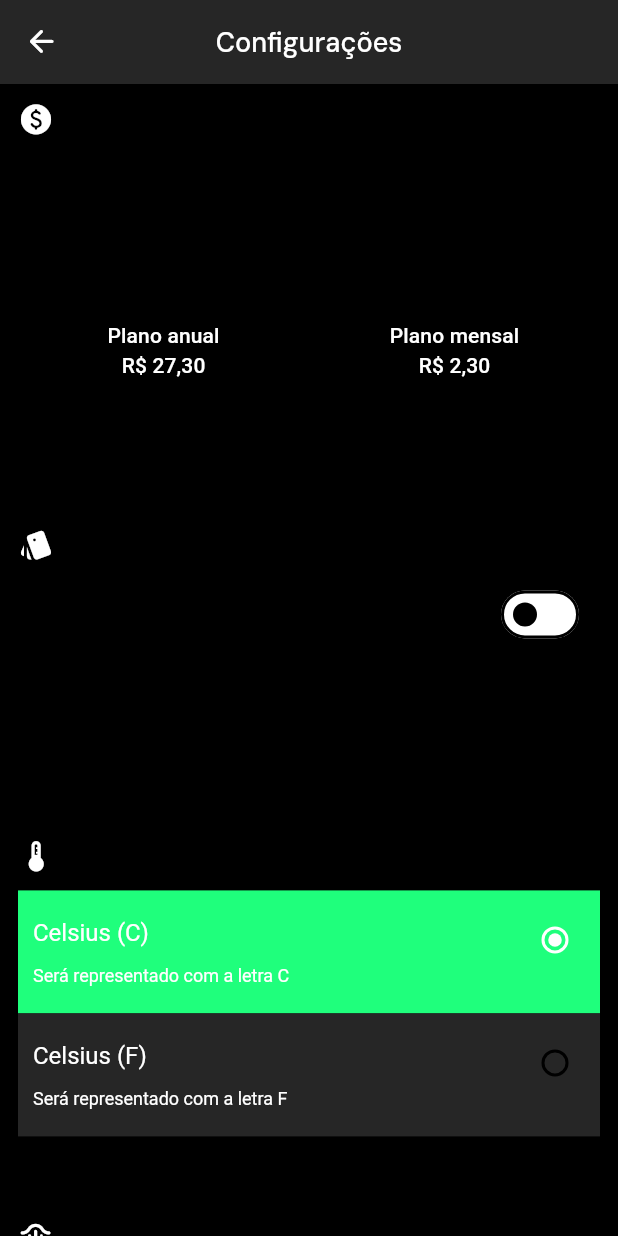
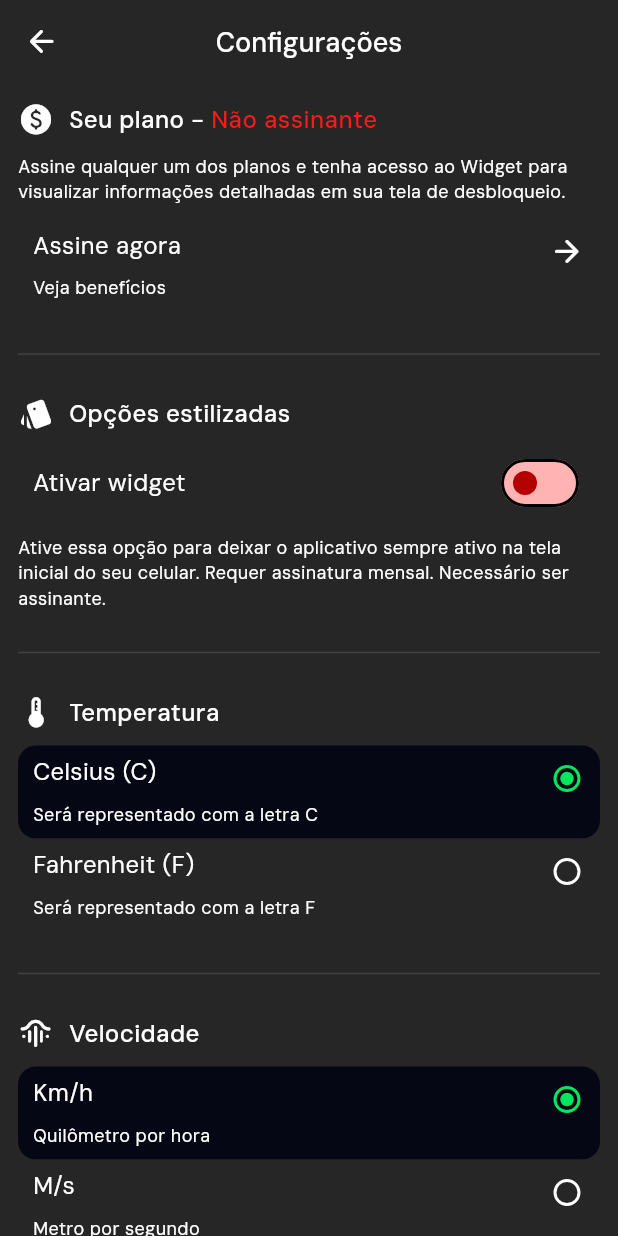
Before and after one commit to guilhermenakazato/cloud-radar, a Flutter app: the ConfigScreen screen opened directly, on a phone screen of 412 x 824 dp. Run offline on Flutter 3.47's test engine with Material 3 defaults, Android fonts, the light colour scheme and no system bars.

Commit message:
[STYLE] Working on config screen

```diff
--- a/lib/components/cloud_autocomplete.dart
+++ b/lib/components/cloud_autocomplete.dart
@@ -1,8 +1,5 @@
 import 'dart:async';
-
-import 'package:cloud_radar/components/list_item.dart';
 import 'package:cloud_radar/components/search_input.dart';
-import 'package:cloud_radar/theme/cloud_radar_icons.dart';
 import 'package:flutter/material.dart';
 
 class CloudAutocomplete<T extends Object> extends StatelessWidget {
--- a/lib/components/config_tile.dart
+++ /dev/null
@@ -1,45 +0,0 @@
-import 'package:flutter/material.dart';
-
-class ConfigTile<T> extends StatelessWidget {
-  const ConfigTile({
-    super.key,
-    required this.groupValue,
-    required this.tileValue,
-    required this.onTileTap,
-    required this.onRadioTap,
-    required this.titleText,
-    required this.subtitleText,
-  });
-
-  final T? groupValue;
-  final T tileValue;
-  final void Function()? onTileTap;
-  final void Function(T?)? onRadioTap;
-  final String titleText, subtitleText;
-
-  @override
-  Widget build(BuildContext context) {
-    return ListTile(
-      titleAlignment: ListTileTitleAlignment.top,
-      title: Padding(
-        padding: const EdgeInsets.only(
-          bottom: 14.0,
-        ),
-        child: Text(
-          titleText,
-        ),
-      ),
-      selected: groupValue == tileValue,
-      subtitle: Text(
-        subtitleText,
-      ),
-      onTap: onTileTap,
-      trailing: Radio<T>(
-        materialTapTargetSize: MaterialTapTargetSize.shrinkWrap,
-        value: tileValue,
-        groupValue: groupValue,
-        onChanged: onRadioTap,
-      ),
-    );
-  }
-}
--- a/lib/components/list_item.dart
+++ b/lib/components/list_item.dart
@@ -4,9 +4,9 @@ import 'package:flutter/material.dart';
 class ListItem extends StatelessWidget {
   const ListItem({
     super.key,
-    required this.trailing,
     required this.titleText,
     required this.subtitleText,
+    required this.trailing,
     this.selected = false,
     this.enabled = true,
     this.onTap,
--- a/lib/screens/config_screen.dart
+++ b/lib/screens/config_screen.dart
@@ -1,10 +1,12 @@
 import 'package:cloud_radar/components/cloud_appbar.dart';
-import 'package:cloud_radar/components/config_tile.dart';
+import 'package:cloud_radar/components/list_item.dart';
 import 'package:cloud_radar/enums/temperature_scale.dart';
 import 'package:cloud_radar/enums/wind_speed.dart';
+import 'package:cloud_radar/screens/subscription_plans_screen.dart';
 import 'package:cloud_radar/theme/application_colors.dart';
 import 'package:cloud_radar/theme/cloud_radar_icons.dart';
 import 'package:cloud_radar/utils/cloud_radar_dialog.dart';
+import 'package:cloud_radar/utils/navigate.dart';
 import 'package:flutter/material.dart';
 
 class ConfigScreen extends StatefulWidget {
@@ -22,7 +24,7 @@ class _ConfigScreenState extends State<ConfigScreen> {
   @override
   Widget build(BuildContext context) {
     return Scaffold(
-      backgroundColor: ApplicationColors.black,
+      backgroundColor: ApplicationColors.black800,
       appBar: const CloudAppbar(
         titleText: "Configurações",
       ),
@@ -47,19 +49,38 @@ class _ConfigScreenState extends State<ConfigScreen> {
                         children: [
                           const Text(
                             "Seu plano - ",
+                            style: TextStyle(
+                              color: ApplicationColors.white,
+                              fontWeight: FontWeight.w500,
+                              fontFamily: "DM Sans",
+                              fontSize: 16,
+                            ),
                           ),
                           !_hasMembership
                               ? const Text(
                                   "Não assinante",
+                                  style: TextStyle(
+                                    color: ApplicationColors.red400,
+                                    fontWeight: FontWeight.w500,
+                                    fontFamily: "DM Sans",
+                                    fontSize: 16,
+                                  ),
                                 )
                               : const Row(
                                   spacing: 8,
                                   children: [
                                     Text(
                                       "Assinante",
+                                      style: TextStyle(
+                                        color: ApplicationColors.green500,
+                                        fontWeight: FontWeight.w500,
+                                        fontFamily: "DM Sans",
+                                        fontSize: 16,
+                                      ),
                                     ),
                                     Icon(
                                       CloudRadarIcons.guardaChuva,
+                                      color: ApplicationColors.green500,
                                     ),
                                   ],
                                 ),
@@ -69,41 +90,20 @@ class _ConfigScreenState extends State<ConfigScreen> {
                   ),
                   const Text(
                     "Assine qualquer um dos planos e tenha acesso ao Widget para visualizar informações detalhadas em sua tela de desbloqueio.",
-                  ),
-                  Row(
-                    mainAxisAlignment: MainAxisAlignment.center,
-                    children: [
-                      Expanded(
-                        child: SizedBox(
-                          height: MediaQuery.sizeOf(context).height * 0.15,
-                          child: TextButton(
-                            onPressed: () {},
-                            child: const Column(
-                              mainAxisAlignment: MainAxisAlignment.center,
-                              children: [
-                                Text("Plano anual"),
-                                Text("R\$ 27,30"),
-                              ],
+                    style: TextStyle(
+                      color: ApplicationColors.white,
+                      fontFamily: "DM Sans",
+                      fontWeight: FontWeight.w400,
+                      fontSize: 12,
                     ),
                   ),
-                        ),
-                      ),
-                      Expanded(
-                        child: SizedBox(
-                          height: MediaQuery.sizeOf(context).height * 0.15,
-                          child: TextButton(
-                            onPressed: () {},
-                            child: const Column(
-                              mainAxisAlignment: MainAxisAlignment.center,
-                              children: [
-                                Text("Plano mensal"),
-                                Text("R\$ 2,30"),
-                              ],
-                            ),
-                          ),
-                        ),
-                      )
-                    ],
+                  ListItem(
+                    titleText: "Assine agora",
+                    subtitleText: "Veja benefícios",
+                    trailing: const Icon(CloudRadarIcons.setaDireita),
+                    onTap: () {
+                      Navigate.to(context, const SubscriptionPlansScreen());
+                    },
                   ),
                 ],
               ),
@@ -115,7 +115,15 @@ class _ConfigScreenState extends State<ConfigScreen> {
                     spacing: 10,
                     children: [
                       Icon(CloudRadarIcons.widget),
-                      Text("Opções estilizadas"),
+                      Text(
+                        "Opções estilizadas",
+                        style: TextStyle(
+                          color: ApplicationColors.white,
+                          fontWeight: FontWeight.w500,
+                          fontFamily: "DM Sans",
+                          fontSize: 16,
+                        ),
+                      ),
                     ],
                   ),
                   Padding(
@@ -125,10 +133,20 @@ class _ConfigScreenState extends State<ConfigScreen> {
                     child: Row(
                       mainAxisAlignment: MainAxisAlignment.spaceBetween,
                       children: [
-                        const Text("Ativar widget"),
+                        const Text(
+                          "Ativar widget",
+                          style: TextStyle(
+                            color: ApplicationColors.white,
+                            fontSize: 16,
+                            fontFamily: "DM Sans",
+                            fontWeight: FontWeight.w400,
+                          ),
+                        ),
                         Switch(
                           value: _activateWidget,
-                          activeColor: ApplicationColors.red400,
+                          activeColor: ApplicationColors.green500,
+                          inactiveThumbColor: ApplicationColors.red600,
+                          inactiveTrackColor: ApplicationColors.red100,
                           onChanged: (bool value) {
                             setState(() {
                               _activateWidget = value;
@@ -137,15 +155,9 @@ class _ConfigScreenState extends State<ConfigScreen> {
                             if (_activateWidget && !_hasMembership) {
                               CloudRadarDialog.showDialog(
                                 context: context,
-                                title: const Center(
-                                  child: Text(
-                                    "Atenção!",
-                                  ),
-                                ),
-                                content: const Text(
+                                titleText: "Atenção",
+                                contentText:
                                     "Parece que você não é assinante premium.",
-                                  textAlign: TextAlign.center,
-                                ),
                                 confirmButtonText: "Assine",
                                 declineButtonText: "Agora não",
                                 onConfirm: () {
@@ -169,6 +181,12 @@ class _ConfigScreenState extends State<ConfigScreen> {
                   ),
                   const Text(
                     "Ative essa opção para deixar o aplicativo sempre ativo na tela inicial do seu celular. Requer assinatura mensal. Necessário ser assinante.",
+                    style: TextStyle(
+                      color: ApplicationColors.white,
+                      fontFamily: "DM Sans",
+                      fontWeight: FontWeight.w400,
+                      fontSize: 12,
+                    ),
                   ),
                 ],
               ),
@@ -180,42 +198,60 @@ class _ConfigScreenState extends State<ConfigScreen> {
                     spacing: 10,
                     children: [
                       Icon(CloudRadarIcons.temperatura),
-                      Text("Temperatura")
+                      Text(
+                        "Temperatura",
+                        style: TextStyle(
+                          color: ApplicationColors.white,
+                          fontWeight: FontWeight.w500,
+                          fontFamily: "DM Sans",
+                          fontSize: 16,
+                        ),
+                      )
                     ],
                   ),
                   Column(
                     children: [
-                      ConfigTile<TemperatureScale>(
-                        groupValue: _chosenTemperatureScale,
-                        tileValue: TemperatureScale.C,
-                        titleText: 'Celsius (C)',
-                        subtitleText: 'Será representado com a letra C',
-                        onTileTap: () {
+                      ListItem(
+                        titleText: "Celsius (C)",
+                        subtitleText: "Será representado com a letra C",
+                        selected: _chosenTemperatureScale == TemperatureScale.C,
+                        onTap: () {
                           setState(() {
                             _chosenTemperatureScale = TemperatureScale.C;
                           });
                         },
-                        onRadioTap: (TemperatureScale? value) {
-                          setState(() {
+                        trailing: Radio<TemperatureScale>(
+                          value: TemperatureScale.C,
+                          groupValue: _chosenTemperatureScale,
+                          onChanged: (TemperatureScale? value) {
+                            setState(
+                              () {
                                 _chosenTemperatureScale = value;
-                          });
+                              },
+                            );
                           },
                         ),
-                      ConfigTile<TemperatureScale>(
-                        groupValue: _chosenTemperatureScale,
-                        tileValue: TemperatureScale.F,
-                        titleText: 'Celsius (F)',
-                        subtitleText: 'Será representado com a letra F',
-                        onTileTap: () {
+                      ),
+                      ListItem(
+                        titleText: "Fahrenheit (F)",
+                        subtitleText: "Será representado com a letra F",
+                        selected: _chosenTemperatureScale == TemperatureScale.F,
+                        onTap: () {
                           setState(() {
                             _chosenTemperatureScale = TemperatureScale.F;
                           });
                         },
-                        onRadioTap: (TemperatureScale? value) {
-                          setState(() {
+                        trailing: Radio<TemperatureScale>(
+                          value: TemperatureScale.F,
+                          groupValue: _chosenTemperatureScale,
+                          onChanged: (TemperatureScale? value) {
+                            setState(
+                              () {
                                 _chosenTemperatureScale = value;
-                          });
                               },
+                            );
+                          },
+                        ),
                       ),
                     ],
                   ),
@@ -229,58 +265,81 @@ class _ConfigScreenState extends State<ConfigScreen> {
                     spacing: 10,
                     children: [
                       Icon(CloudRadarIcons.velocidadeVento),
-                      Text("Velocidade")
+                      Text(
+                        "Velocidade",
+                        style: TextStyle(
+                          color: ApplicationColors.white,
+                          fontWeight: FontWeight.w500,
+                          fontFamily: "DM Sans",
+                          fontSize: 16,
+                        ),
+                      )
                     ],
                   ),
                   Column(
                     children: [
-                      ConfigTile<WindSpeed>(
-                        groupValue: _chosenWindSpeedUnit,
-                        tileValue: WindSpeed.km,
-                        onTileTap: () {
+                      ListItem(
+                        titleText: "Km/h",
+                        subtitleText: "Quilômetro por hora",
+                        selected: _chosenWindSpeedUnit == WindSpeed.km,
+                        onTap: () {
                           setState(() {
                             _chosenWindSpeedUnit = WindSpeed.km;
                           });
                         },
-                        onRadioTap: (WindSpeed? value) {
-                          setState(() {
+                        trailing: Radio<WindSpeed>(
+                          value: WindSpeed.km,
+                          groupValue: _chosenWindSpeedUnit,
+                          onChanged: (WindSpeed? value) {
+                            setState(
+                              () {
                                 _chosenWindSpeedUnit = value;
-                          });
                               },
-                        titleText: 'Km/h',
-                        subtitleText: 'Quilômetro por hora',
+                            );
+                          },
                         ),
-                      ConfigTile<WindSpeed>(
-                        groupValue: _chosenWindSpeedUnit,
-                        tileValue: WindSpeed.m,
-                        onTileTap: () {
+                      ),
+                      ListItem(
+                        titleText: "M/s",
+                        subtitleText: "Metro por segundo",
+                        selected: _chosenWindSpeedUnit == WindSpeed.m,
+                        onTap: () {
                           setState(() {
                             _chosenWindSpeedUnit = WindSpeed.m;
                           });
                         },
-                        onRadioTap: (WindSpeed? value) {
-                          setState(() {
+                        trailing: Radio<WindSpeed>(
+                          value: WindSpeed.m,
+                          groupValue: _chosenWindSpeedUnit,
+                          onChanged: (WindSpeed? value) {
+                            setState(
+                              () {
                                 _chosenWindSpeedUnit = value;
-                          });
                               },
-                        titleText: 'M/s',
-                        subtitleText: 'Metro por segundo',
+                            );
+                          },
                         ),
-                      ConfigTile<WindSpeed>(
-                        groupValue: _chosenWindSpeedUnit,
-                        tileValue: WindSpeed.mph,
-                        onTileTap: () {
+                      ),
+                      ListItem(
+                        titleText: "Mph",
+                        subtitleText: "Milha por hora",
+                        selected: _chosenWindSpeedUnit == WindSpeed.mph,
+                        onTap: () {
                           setState(() {
                             _chosenWindSpeedUnit = WindSpeed.mph;
                           });
                         },
-                        onRadioTap: (WindSpeed? value) {
-                          setState(() {
+                        trailing: Radio<WindSpeed>(
+                          value: WindSpeed.mph,
+                          groupValue: _chosenWindSpeedUnit,
+                          onChanged: (WindSpeed? value) {
+                            setState(
+                              () {
                                 _chosenWindSpeedUnit = value;
-                          });
                               },
-                        titleText: 'Km/h',
-                        subtitleText: 'Milha por hora',
+                            );
+                          },
+                        ),
                       ),
                     ],
                   ),
--- a/lib/screens/search_screen.dart
+++ b/lib/screens/search_screen.dart
@@ -20,6 +20,9 @@ class _SearchScreenState extends State<SearchScreen> {
     City(cityName: "Água Clara", cityState: "Mato Grosso do Sul"),
     City(cityName: "Alcinópolis", cityState: "Mato Grosso do Sul"),
     City(cityName: "Amambai", cityState: "Mato Grosso do Sul"),
+    City(cityName: "Anastácio", cityState: "Mato Grosso do Sul"),
+    City(cityName: "Aquidauana", cityState: "Mato Grosso do Sul"),
+    City(cityName: "Brasilândia", cityState: "Mato Grosso do Sul"),
   ];
 
   final _inputFocus = FocusNode();
--- a/lib/theme/application_theme.dart
+++ b/lib/theme/application_theme.dart
@@ -24,15 +24,13 @@ class ApplicationThemes {
           WidgetState.any: ApplicationColors.white,
         },
       ),
-      suffixIconColor: WidgetStateColor.fromMap(
-        <WidgetStatesConstraint, Color> {
-          WidgetState.pressed: ApplicationColors.white,
-          WidgetState.focused: ApplicationColors.white,
-          WidgetState.hovered: ApplicationColors.white,
-          WidgetState.disabled: ApplicationColors.black500,
-          WidgetState.any: ApplicationColors.white.withValues(alpha: 0.25),
-        }
-      ),
+      suffixIconColor: WidgetStateColor.fromMap(<WidgetStatesConstraint, Color>{
+        WidgetState.pressed: ApplicationColors.white,
+        WidgetState.focused: ApplicationColors.white,
+        WidgetState.hovered: ApplicationColors.white,
+        WidgetState.disabled: ApplicationColors.black500,
+        WidgetState.any: ApplicationColors.white.withValues(alpha: 0.25),
+      }),
       fillColor: const WidgetStateColor.fromMap(
         <WidgetStatesConstraint, Color>{
           WidgetState.pressed: ApplicationColors.blue900,
@@ -187,5 +185,19 @@ class ApplicationThemes {
         fontSize: 12,
       ),
     ),
+    radioTheme: const RadioThemeData(
+      materialTapTargetSize: MaterialTapTargetSize.shrinkWrap,
+      visualDensity: VisualDensity(horizontal: -4, vertical: -4),
+      fillColor: WidgetStateProperty.fromMap(
+        <WidgetStatesConstraint, Color>{
+          WidgetState.selected: ApplicationColors.green500,
+          WidgetState.disabled: ApplicationColors.white500,
+          WidgetState.any: Colors.white,
+        },
+      ),
+    ),
+    dividerTheme: const DividerThemeData(
+      color: ApplicationColors.black700,
+    ),
   );
 }
```
Also changed, not shown: lib/components/filled_cloud_button.dart (+7 -2 lines), lib/components/outlined_cloud_button.dart (+5 -2 lines), lib/screens/subscription_plans_screen.dart (added, +26 -0 lines), lib/utils/cloud_radar_dialog.dart (+37 -8 lines). Lines whose indentation alone changed are shown as unchanged.
